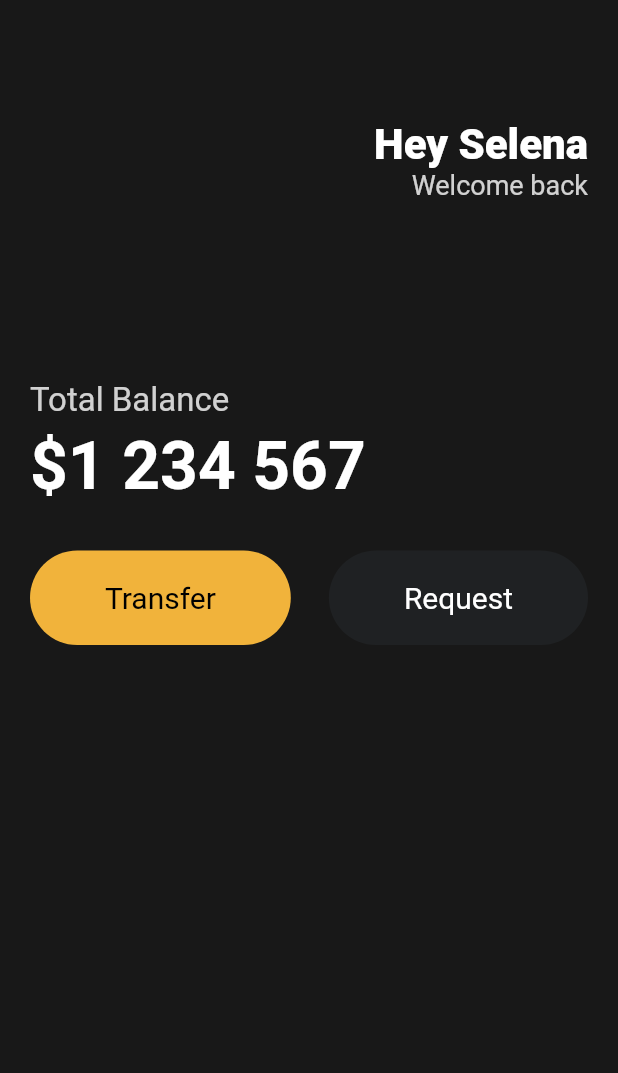
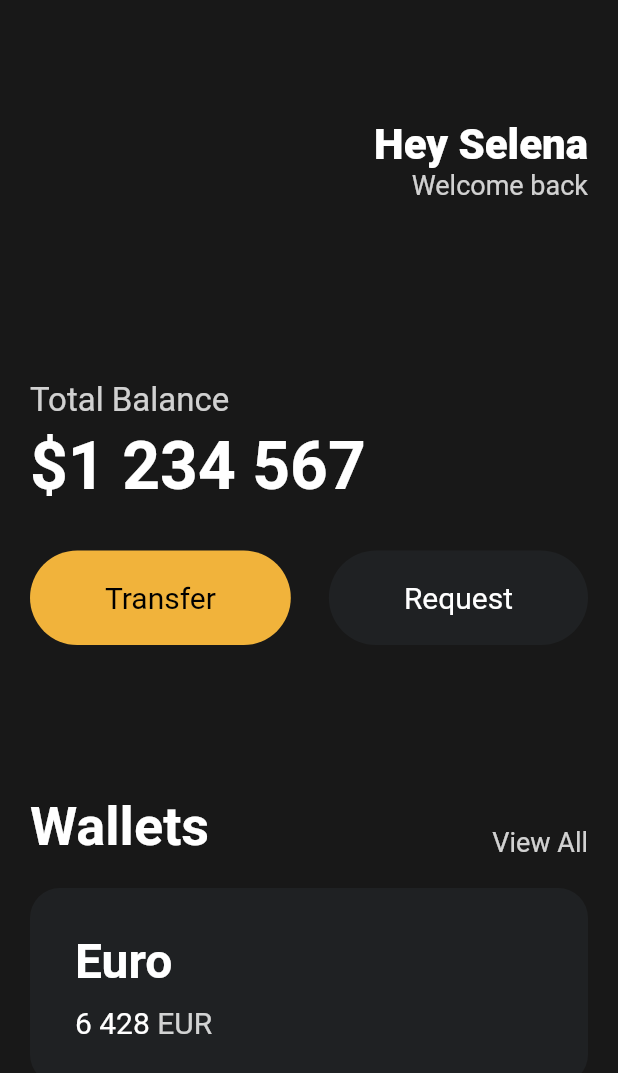
Before and after one commit to guraband/practice-flutter-for-beginners, a Flutter app: the screen it shows after launch, on a phone screen of 412 x 824 dp. Shown: the top 1073 px of the screen. Run offline on Flutter 3.47's test engine with Material 2 defaults, Android fonts, the phone set to English and light mode, and no system bars.

Commit message:
#3.6 Cards 완료

```diff
--- a/lib/main.dart
+++ b/lib/main.dart
@@ -84,6 +84,86 @@ class App extends StatelessWidget {
                     textColor: Colors.white,
                   ),
                 ],
+              ),
+              const SizedBox(
+                height: 100,
+              ),
+              Row(
+                crossAxisAlignment: CrossAxisAlignment.end,
+                mainAxisAlignment: MainAxisAlignment.spaceBetween,
+                children: [
+                  const Text(
+                    "Wallets",
+                    style: TextStyle(
+                      fontSize: 36,
+                      fontWeight: FontWeight.w600,
+                      color: Colors.white,
+                    ),
+                  ),
+                  Text(
+                    "View All",
+                    style: TextStyle(
+                      fontSize: 18,
+                      color: Colors.white.withOpacity(0.8),
+                    ),
+                  ),
+                ],
+              ),
+              const SizedBox(
+                height: 20,
+              ),
+              Container(
+                decoration: BoxDecoration(
+                  color: const Color(0xFF1F2123),
+                  borderRadius: BorderRadius.circular(20),
+                ),
+                child: Padding(
+                  padding: const EdgeInsets.symmetric(
+                    vertical: 30,
+                    horizontal: 30,
+                  ),
+                  child: Row(
+                    children: [
+                      Column(
+                        crossAxisAlignment: CrossAxisAlignment.start,
+                        children: [
+                          const Text(
+                            "Euro",
+                            style: TextStyle(
+                              color: Colors.white,
+                              fontSize: 32,
+                              fontWeight: FontWeight.w600,
+                            ),
+                          ),
+                          const SizedBox(
+                            height: 10,
+                          ),
+                          Row(
+                            children: [
+                              const Text(
+                                "6 428",
+                                style: TextStyle(
+                                  color: Colors.white,
+                                  fontSize: 20,
+                                ),
+                              ),
+                              const SizedBox(
+                                width: 5,
+                              ),
+                              Text(
+                                "EUR ",
+                                style: TextStyle(
+                                  color: Colors.white.withOpacity(0.8),
+                                  fontSize: 20,
+                                ),
+                              ),
+                            ],
+                          ),
+                        ],
+                      ),
+                    ],
+                  ),
+                ),
               )
             ],
           ),
```
